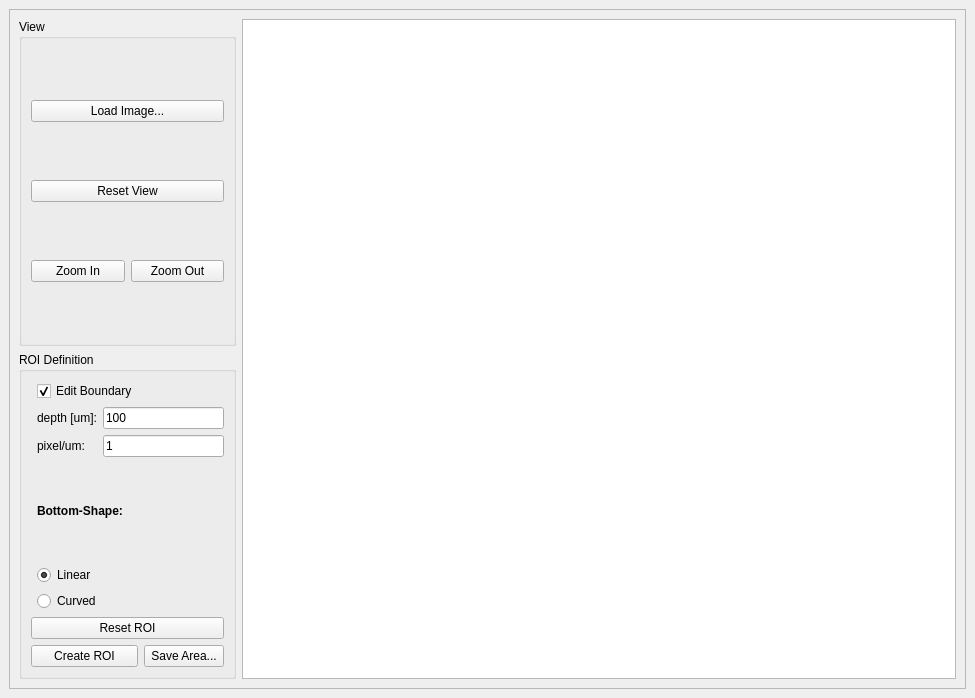
Old version of the form mainwindow.ui in the repository budulus/cells2d3.
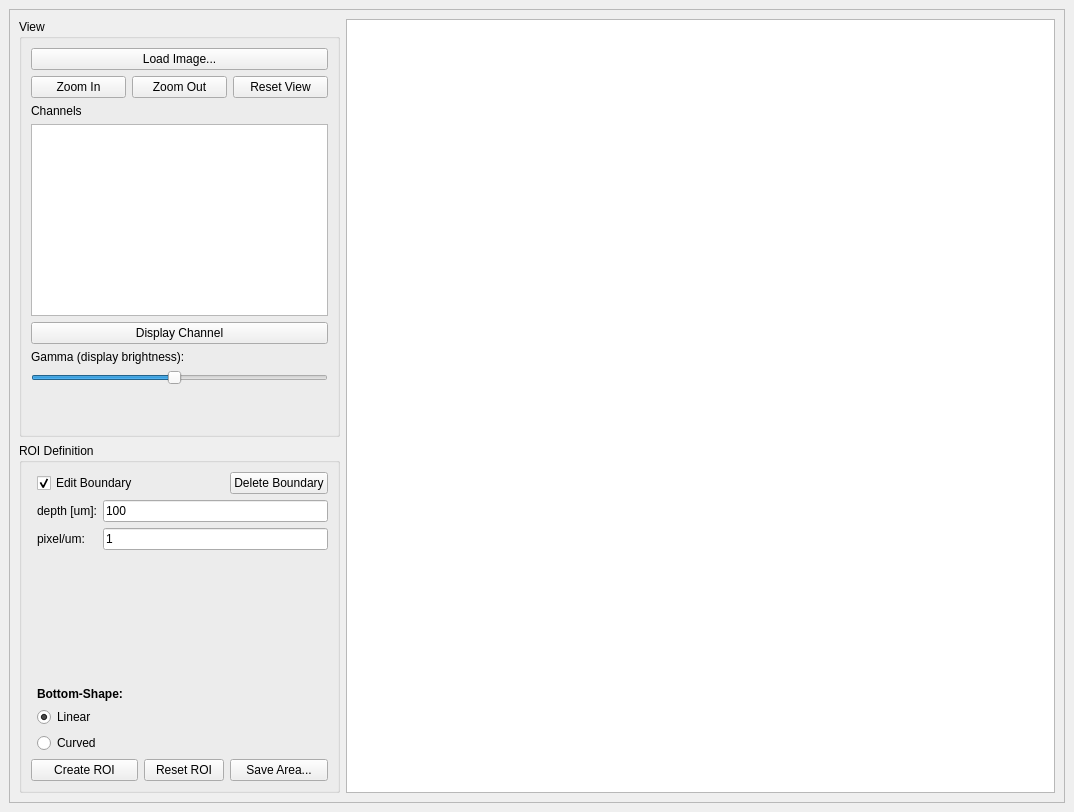
New version of the form.

The edit to the form file:
```diff
--- a/mainwindow.ui
+++ b/mainwindow.ui
@@ -6,8 +6,8 @@
    <rect>
     <x>0</x>
     <y>0</y>
-    <width>975</width>
-    <height>698</height>
+    <width>1074</width>
+    <height>812</height>
    </rect>
   </property>
   <property name="windowTitle">
@@ -44,13 +44,6 @@
             </property>
            </widget>
           </item>
-          <item>
-           <widget class="QPushButton" name="reset_view_button">
-            <property name="text">
-             <string>Reset View</string>
-            </property>
-           </widget>
-          </item>
           <item>
            <layout class="QHBoxLayout" name="zoomLayout">
             <item>
@@ -67,8 +60,68 @@
               </property>
              </widget>
             </item>
+            <item>
+             <widget class="QPushButton" name="reset_view_button">
+              <property name="text">
+               <string>Reset View</string>
+              </property>
+             </widget>
+            </item>
            </layout>
           </item>
+          <item>
+           <widget class="QLabel" name="label_2">
+            <property name="text">
+             <string>Channels</string>
+            </property>
+           </widget>
+          </item>
+          <item>
+           <widget class="QListWidget" name="list_channels"/>
+          </item>
+          <item>
+           <widget class="QPushButton" name="button_display_channel">
+            <property name="text">
+             <string>Display Channel</string>
+            </property>
+           </widget>
+          </item>
+          <item>
+           <widget class="QLabel" name="label_3">
+            <property name="text">
+             <string>Gamma (display brightness):</string>
+            </property>
+           </widget>
+          </item>
+          <item>
+           <widget class="QSlider" name="slider_gamma">
+            <property name="minimum">
+             <number>10</number>
+            </property>
+            <property name="maximum">
+             <number>300</number>
+            </property>
+            <property name="value">
+             <number>150</number>
+            </property>
+            <property name="orientation">
+             <enum>Qt::Horizontal</enum>
+            </property>
+           </widget>
+          </item>
+          <item>
+           <spacer name="verticalSpacer_2">
+            <property name="orientation">
+             <enum>Qt::Vertical</enum>
+            </property>
+            <property name="sizeHint" stdset="0">
+             <size>
+              <width>20</width>
+              <height>40</height>
+             </size>
+            </property>
+           </spacer>
+          </item>
          </layout>
         </widget>
        </item>
@@ -78,7 +131,7 @@
           <string>ROI Definition</string>
          </property>
          <layout class="QGridLayout" name="gridLayout_5">
-          <item row="5" column="2">
+          <item row="5" column="3">
            <widget class="QPushButton" name="save_area">
             <property name="text">
              <string>Save Area...</string>
@@ -92,7 +145,7 @@
             </property>
            </widget>
           </item>
-          <item row="1" column="1" colspan="2">
+          <item row="1" column="1" colspan="3">
            <layout class="QGridLayout" name="gridLayout_2">
             <item row="0" column="0">
              <widget class="QLabel" name="depth_label">
@@ -124,16 +177,26 @@
             </item>
            </layout>
           </item>
-          <item row="4" column="0" colspan="3">
-           <widget class="QPushButton" name="reset_roi_button">
-            <property name="text">
-             <string>Reset ROI</string>
-            </property>
-           </widget>
-          </item>
-          <item row="3" column="1" colspan="2">
+          <item row="3" column="1" colspan="3">
            <layout class="QGridLayout" name="gridLayout_4">
-            <item row="0" column="0">
+            <item row="2" column="0">
+             <widget class="QRadioButton" name="radio_linear">
+              <property name="text">
+               <string>Linear</string>
+              </property>
+              <property name="checked">
+               <bool>true</bool>
+              </property>
+             </widget>
+            </item>
+            <item row="3" column="0">
+             <widget class="QRadioButton" name="radio_curved">
+              <property name="text">
+               <string>Curved</string>
+              </property>
+             </widget>
+            </item>
+            <item row="1" column="0">
              <widget class="QLabel" name="label">
               <property name="font">
                <font>
@@ -147,22 +210,18 @@
               </property>
              </widget>
             </item>
-            <item row="1" column="0">
-             <widget class="QRadioButton" name="radio_linear">
-              <property name="text">
-               <string>Linear</string>
+            <item row="0" column="0">
+             <spacer name="verticalSpacer">
+              <property name="orientation">
+               <enum>Qt::Vertical</enum>
               </property>
-              <property name="checked">
-               <bool>true</bool>
+              <property name="sizeHint" stdset="0">
+               <size>
+                <width>20</width>
+                <height>40</height>
+               </size>
               </property>
-             </widget>
-            </item>
-            <item row="2" column="0">
-             <widget class="QRadioButton" name="radio_curved">
-              <property name="text">
-               <string>Curved</string>
-              </property>
-             </widget>
+             </spacer>
             </item>
            </layout>
           </item>
@@ -176,6 +235,20 @@
             </property>
            </widget>
           </item>
+          <item row="0" column="3">
+           <widget class="QPushButton" name="button_delete_boundary">
+            <property name="text">
+             <string>Delete Boundary</string>
+            </property>
+           </widget>
+          </item>
+          <item row="5" column="2">
+           <widget class="QPushButton" name="reset_roi_button">
+            <property name="text">
+             <string>Reset ROI</string>
+            </property>
+           </widget>
+          </item>
          </layout>
         </widget>
        </item>
```
